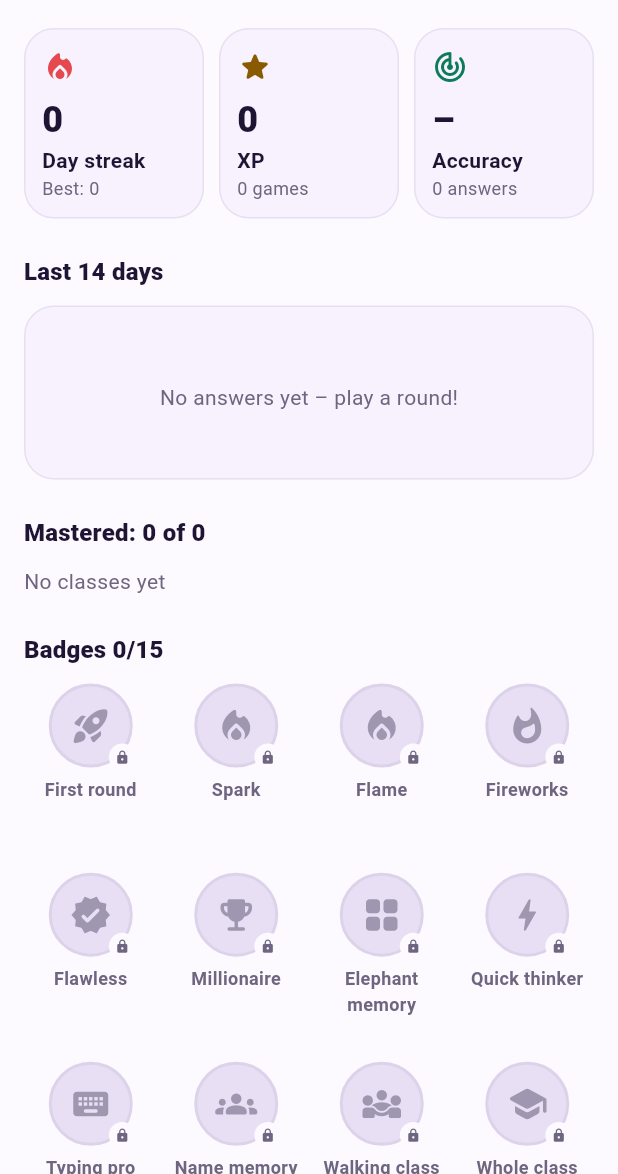
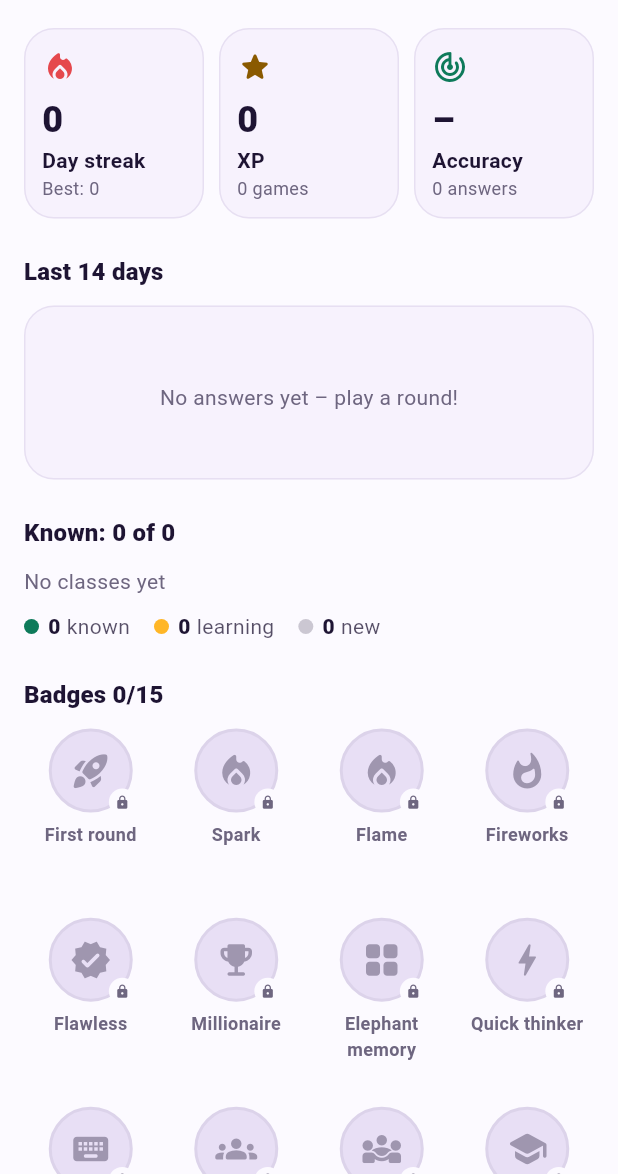
Before and after one commit to lukasdiem/nameit, a Flutter app: the StatsScreen screen opened directly, on a phone screen of 412 x 824 dp, the part 62-1236 px from its top. Run offline on Flutter 3.47's test engine with Material 3 defaults, Android fonts, the phone set to English and light mode, and no system bars; our stand-ins replace csv, file_picker, flutter_secure_storage, image_picker; missing offline and left inert: excel, mobile_scanner; accounts and stored records are empty.

Commit message:
Show class progress as new / learning / known
The class card showed "0 of 23 mastered" next to "37%" – two different
measures that looked contradictory. Progress is now one bar split into
students who are new (level 0), being learned (1–4) and known (5), with
counts below. Home cards and the stats list use the same bar.

Co-Authored-By: Claude Opus 5.5 <noreply@anthropic.com>
Claude-Session: https://claude.ai/code/session_016rVZg9ThBf5R6B1ws6LLMA

```diff
--- a/lib/l10n/strings.dart
+++ b/lib/l10n/strings.dart
@@ -43,7 +43,10 @@ const _strings = <String, Map<String, String>>{
 
     // class
     'play': 'Spielen',
-    'masteredOf': '{n} von {total} sitzen sicher',
+    'lvNew': 'neu',
+    'lvLearning': 'am Lernen',
+    'lvKnown': 'gekonnt',
+    'knownOf': '{n} von {total} gekonnt',
     'missingPhotos': '{n} ohne Foto – tippe auf eine Person, um eins hinzuzufügen.',
     'noStudentsYet': 'Noch keine Schüler:innen in dieser Klasse.',
     'deleteClassQ': 'Klasse {name} löschen?',
@@ -174,7 +177,7 @@ const _strings = <String, Map<String, String>>{
     'statLast14': 'Letzte 14 Tage',
     'statNoActivity': 'Noch keine Antworten – spiel eine Runde!',
     'statDayTip': '{n} Antworten, {c} richtig',
-    'statMastered': 'Gemeistert: {n} von {total}',
+    'statMastered': 'Gekonnt: {n} von {total}',
     'statNeedsPractice': 'Braucht noch Übung',
     'statWrongN': '{n}× falsch',
     'badges': 'Abzeichen {n}/{total}',
@@ -240,7 +243,10 @@ const _strings = <String, Map<String, String>>{
     'deleteYearMsg': 'All classes, photos and progress of this school year will be deleted.',
 
     'play': 'Play',
-    'masteredOf': '{n} of {total} mastered',
+    'lvNew': 'new',
+    'lvLearning': 'learning',
+    'lvKnown': 'known',
+    'knownOf': '{n} of {total} known',
     'missingPhotos': '{n} without a photo – tap a student to add one.',
     'noStudentsYet': 'No students in this class yet.',
     'deleteClassQ': 'Delete class {name}?',
@@ -366,7 +372,7 @@ const _strings = <String, Map<String, String>>{
     'statLast14': 'Last 14 days',
     'statNoActivity': 'No answers yet – play a round!',
     'statDayTip': '{n} answers, {c} correct',
-    'statMastered': 'Mastered: {n} of {total}',
+    'statMastered': 'Known: {n} of {total}',
     'statNeedsPractice': 'Needs more practice',
     'statWrongN': '{n}× wrong',
     'badges': 'Badges {n}/{total}',
--- a/lib/ui/screens/stats_screen.dart
+++ b/lib/ui/screens/stats_screen.dart
@@ -6,6 +6,7 @@ import '../../data/badges.dart';
 import '../../l10n/strings.dart';
 import '../../models/models.dart';
 import '../theme.dart';
+import '../widgets/learning_bar.dart';
 import '../widgets/student_photo.dart';
 
 /// Streak, XP, accuracy, the last two weeks, badges and who needs practice.
@@ -69,6 +70,8 @@ class _StatsScreenState extends State<StatsScreen> {
         const SizedBox(height: 24),
         _Section(context.tr('statMastered', {'n': store.masteredCount, 'total': store.students.length})),
         _MasteryList(store: store),
+        const SizedBox(height: 10),
+        LearningLegend(LearningCounts(store.students)),
         const SizedBox(height: 24),
         _Section(context.tr('badges', {'n': store.unlockedBadges.length, 'total': badges.length})),
         _BadgeGrid(store: store),
@@ -238,16 +241,13 @@ class _MasteryList extends StatelessWidget {
               padding: const EdgeInsets.symmetric(vertical: 8),
               child: Row(children: [
                 SizedBox(width: 72, child: Text(c.name, style: const TextStyle(fontWeight: FontWeight.w700))),
-                Expanded(
-                  child: ClipRRect(
-                    borderRadius: BorderRadius.circular(6),
-                    child: LinearProgressIndicator(value: store.mastery(c.id), minHeight: 8),
-                  ),
-                ),
+                Expanded(child: LearningBar(LearningCounts(store.studentsOf(c.id)), height: 8)),
                 SizedBox(
-                  width: 48,
-                  child: Text('${(store.mastery(c.id) * 100).round()}%',
-                      textAlign: TextAlign.right, style: const TextStyle(fontWeight: FontWeight.w600)),
+                  width: 56,
+                  child: Text(
+                      '${LearningCounts(store.studentsOf(c.id)).known}/${store.studentsOf(c.id).length}',
+                      textAlign: TextAlign.right,
+                      style: const TextStyle(fontWeight: FontWeight.w600)),
                 ),
               ]),
             ),
--- /dev/null
+++ b/lib/ui/widgets/learning_bar.dart
@@ -0,0 +1,86 @@
+import 'package:flutter/material.dart';
+
+import '../../l10n/strings.dart';
+import '../../models/models.dart';
+import '../theme.dart';
+
+/// How many students of a group are new, being learned, or known.
+///   new      – level 0 (never answered right, or forgotten again)
+///   learning – level 1–4
+///   known    – level 5 (top of the dots)
+class LearningCounts {
+  LearningCounts(Iterable<Student> students)
+      : fresh = students.where((s) => s.level <= 0).length,
+        learning = students.where((s) => s.level > 0 && s.level < Student.maxLevel).length,
+        known = students.where((s) => s.level >= Student.maxLevel).length;
+
+  final int fresh, learning, known;
+  int get total => fresh + learning + known;
+}
+
+/// The three colours, shared by the bar and its legend.
+class LearningColors {
+  static Color fresh(ColorScheme s, {Color? onColor}) => (onColor ?? s.onSurface).withValues(alpha: 0.22);
+  static Color learning(ColorScheme s) => Brand.amber;
+  static Color known(ColorScheme s) => s.secondary;
+}
+
+/// One bar split into new / learning / known.
+class LearningBar extends StatelessWidget {
+  const LearningBar(this.counts, {super.key, this.height = 10, this.onColor});
+  final LearningCounts counts;
+  final double height;
+
+  /// Text colour of the surface the bar sits on (for the "new" part).
+  final Color? onColor;
+
+  @override
+  Widget build(BuildContext context) {
+    final scheme = Theme.of(context).colorScheme;
+    final parts = [
+      (counts.known, LearningColors.known(scheme)),
+      (counts.learning, LearningColors.learning(scheme)),
+      (counts.fresh, LearningColors.fresh(scheme, onColor: onColor)),
+    ].where((p) => p.$1 > 0).toList();
+
+    return ClipRRect(
+      borderRadius: BorderRadius.circular(height),
+      child: SizedBox(
+        height: height,
+        child: parts.isEmpty
+            ? Container(color: LearningColors.fresh(scheme, onColor: onColor))
+            : Row(children: [
+                for (var i = 0; i < parts.length; i++) ...[
+                  if (i > 0) const SizedBox(width: 2),
+                  Expanded(flex: parts[i].$1, child: Container(color: parts[i].$2)),
+                ],
+              ]),
+      ),
+    );
+  }
+}
+
+/// "● 4 New   ● 19 Learning   ● 0 Known"
+class LearningLegend extends StatelessWidget {
+  const LearningLegend(this.counts, {super.key, this.onColor});
+  final LearningCounts counts;
+  final Color? onColor;
+
+  @override
+  Widget build(BuildContext context) {
+    final scheme = Theme.of(context).colorScheme;
+    final text = onColor ?? scheme.onSurface;
+    Widget item(Color dot, int n, String label) => Row(mainAxisSize: MainAxisSize.min, children: [
+          Container(width: 10, height: 10, decoration: BoxDecoration(color: dot, shape: BoxShape.circle)),
+          const SizedBox(width: 6),
+          Text('$n', style: TextStyle(fontWeight: FontWeight.w800, color: text)),
+          const SizedBox(width: 4),
+          Text(label, style: TextStyle(color: text.withValues(alpha: 0.75))),
+        ]);
+    return Wrap(spacing: 16, runSpacing: 6, children: [
+      item(LearningColors.known(scheme), counts.known, context.tr('lvKnown')),
+      item(LearningColors.learning(scheme), counts.learning, context.tr('lvLearning')),
+      item(LearningColors.fresh(scheme, onColor: onColor), counts.fresh, context.tr('lvNew')),
+    ]);
+  }
+}
```
Also changed, not shown: lib/ui/screens/class_screen.dart (+5 -18 lines), lib/ui/screens/home_screen.dart (+7 -13 lines).
